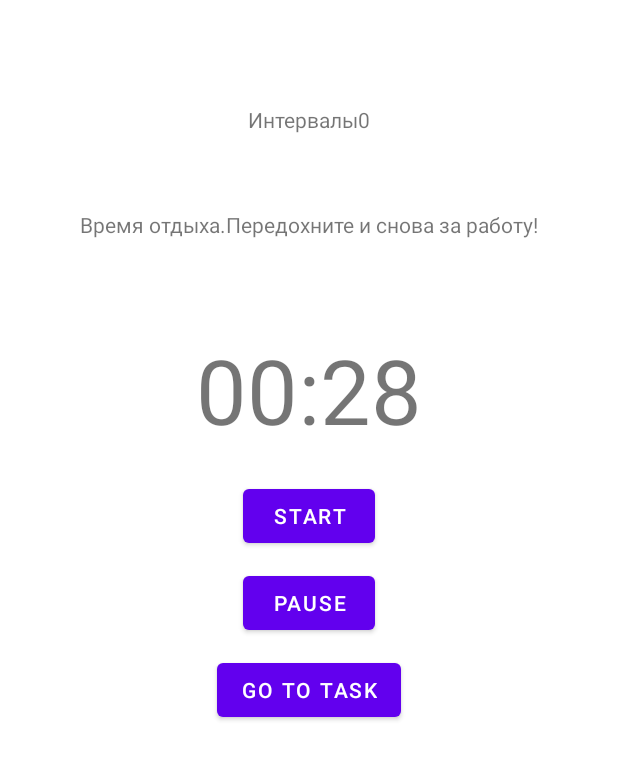
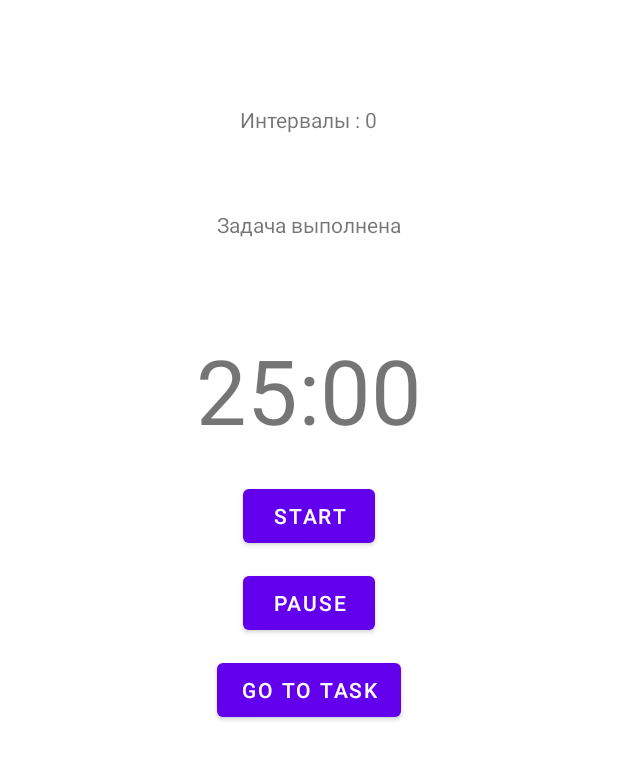
Before and after one commit to Batrin/ToDoAppAndPomodoroTimer, an Android app: the TimerActivity screen opened directly, with no data from a screen before it, after a tap on "START", on a phone screen of 412 x 824 dp. Shown: the top 760 px of the screen. Run offline under Robolectric (Android 15) with nearby library versions, the light colour scheme and no system bars.

Commit message:
Fixed timer now it work correct

```diff
--- a/app/src/main/java/com/example/collegeproject/TimerActivity.kt
+++ b/app/src/main/java/com/example/collegeproject/TimerActivity.kt
@@ -22,15 +22,22 @@ class TimerActivity : AppCompatActivity() {
             countOfInterval = arguments.getString("intervalCount")!!.toInt()
             timerView.setText(taskTime)
             milliSeconds = taskTime.toLong() * 60000
+            intervalCounterView.text = "Интервалы : " + countOfInterval
         }
 
-        startButton.setOnClickListener { startTimer(countOfInterval) }
+        startButton.setOnClickListener { startWorkTimer() }
     }
-    private fun startWorkTimer(timer: CountDownTimer){
-        timer.start()
+    private fun startWorkTimer() {
+        intervalCounterView.text = "Интервалы : " + countOfInterval
+        if(countOfInterval == 0){
+            whatTimeNowView.text = "Задача выполнена"
+        }
+        else if(countOfInterval > 0){
+            startTimer(countOfInterval)
+        }
     }
     private fun startRestTimer(intervalCounter: Int){
-        val timer = object :  CountDownTimer(30000, 1000) {
+        val timer = object :  CountDownTimer(1000, 1000) {
             override fun onTick(millisUntilFinished: Long) {
                 var seconds = millisUntilFinished / 1000
                 val minutes = seconds / 60
@@ -38,42 +45,25 @@ class TimerActivity : AppCompatActivity() {
                 timerView.text = String.format("%02d", minutes) + ":" + String.format("%02d", seconds)
             }
             override fun onFinish() {
-                if(intervalCounter == 0){
-                    whatTimeNowView.text = "Задача выполнена"
-                }
-                else{
-                    whatTimeNowView.text = "Рабочее время."
-                    startTimer(intervalCounter)
-                }
+                countOfInterval--
+                startWorkTimer()
             }
         }.start()
     }
     private fun startTimer(intervalCounter: Int) {
-        intervalCounterView.text = "Интервалы" + intervalCounter
+        whatTimeNowView.text = "Время работать!"
         var counter = intervalCounter
-
         val timer = object :  CountDownTimer(milliSeconds, 1000) {
             override fun onTick(millisUntilFinished: Long) {
                 var seconds = millisUntilFinished / 1000
                 val minutes = seconds / 60
                 seconds %= 60
                 timerView.text = String.format("%02d", minutes) + ":" + String.format("%02d", seconds)
-
-
             }
             override fun onFinish() {
-
-                while(counter >= 0){
-                    counter--
-                    if(whatTimeNowView.text == "Рабочее время."){
-                        startRestTimer(counter)
-                        whatTimeNowView.text = "Время отдыха.Передохните и снова за работу!"
-                    }
-                }
+                startRestTimer(counter)
+                whatTimeNowView.text = "Время отдохнуть!"
             }
         }.start()
-
-
-
     }
 }
```
